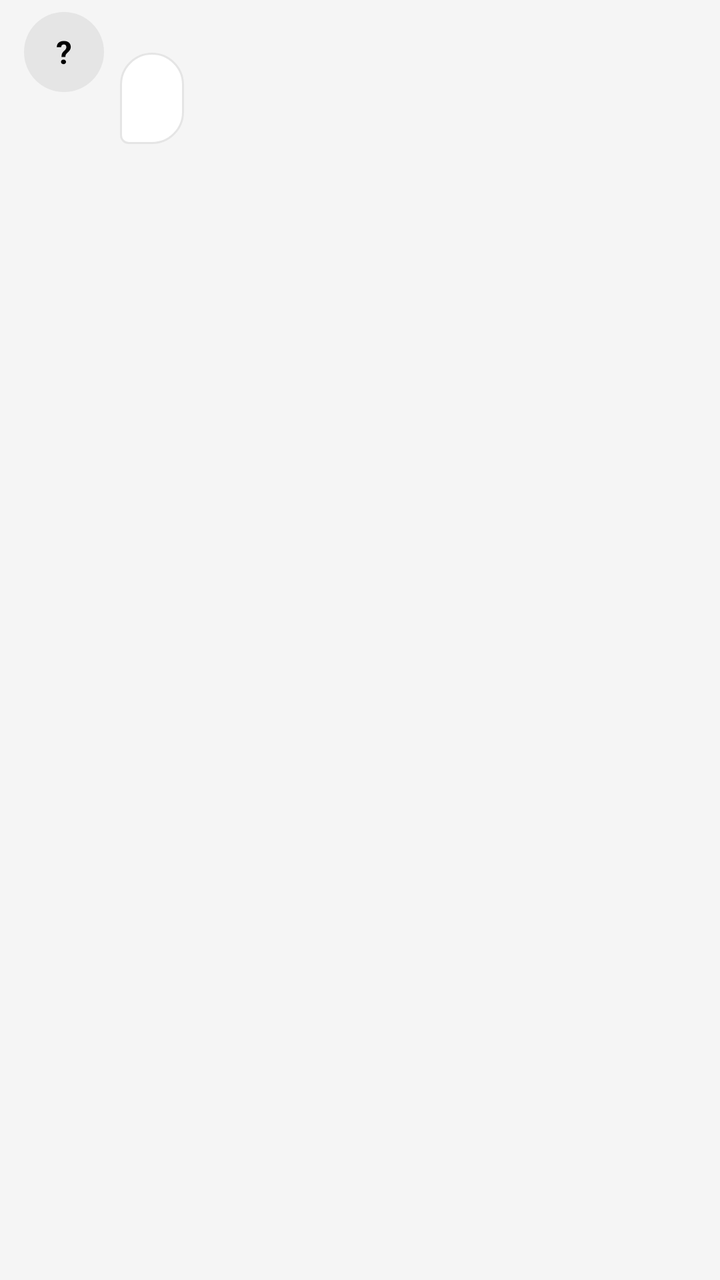
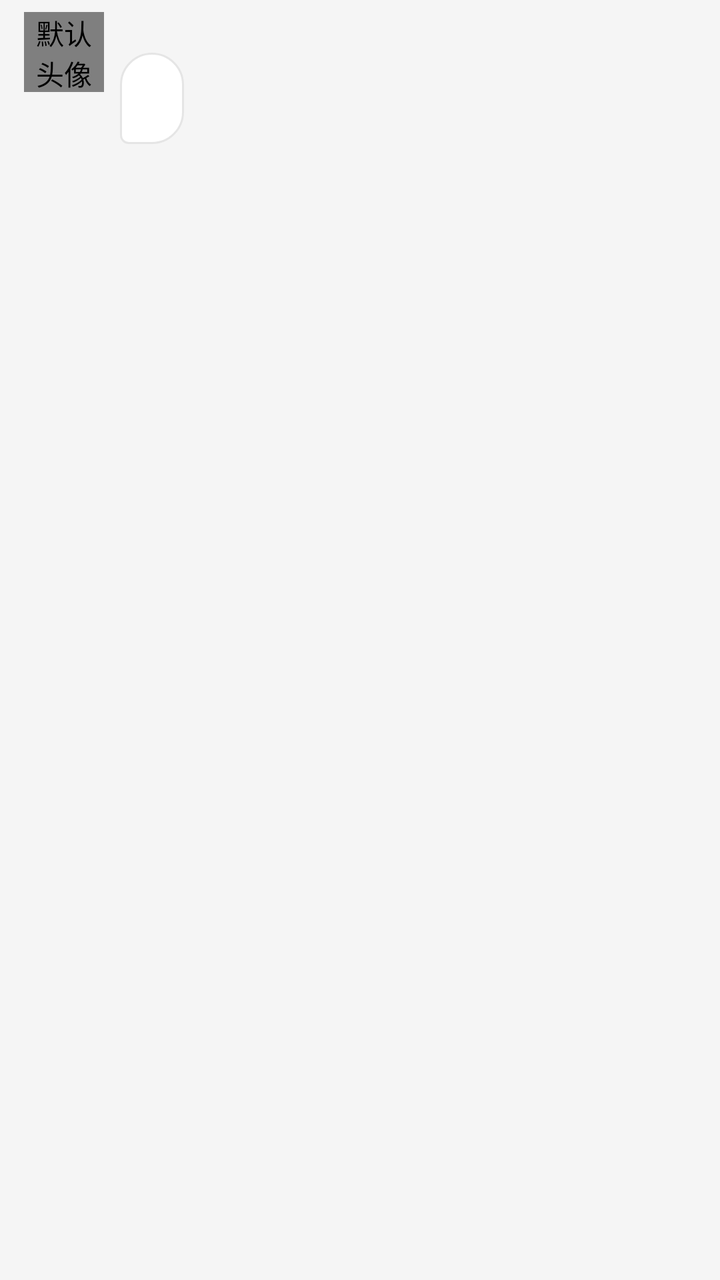

Before-and-after screenshots of an Android layout around one commit, followed by the original layout XML and the change that was made.
<!-- AndroidManifest.xml: application theme Theme.CoTalkProject -->
<!-- res/layout/item_message_other.xml -->
<?xml version="1.0" encoding="utf-8"?>
<LinearLayout xmlns:android="http://schemas.android.com/apk/res/android"
    android:layout_width="match_parent"
    android:layout_height="wrap_content"
    android:orientation="vertical"
    android:paddingStart="12dp"
    android:paddingEnd="12dp">

    <TextView
        android:id="@+id/tv_item_time"
        android:layout_width="match_parent"
        android:layout_height="wrap_content"
        android:layout_marginTop="10dp"
        android:gravity="center"
        android:textColor="@color/text_hint"
        android:textSize="12sp"
        android:visibility="gone" />

    <LinearLayout
        android:layout_width="match_parent"
        android:layout_height="wrap_content"
        android:layout_marginTop="6dp"
        android:orientation="horizontal">

        <TextView
            android:id="@+id/tv_avatar"
            android:layout_width="40dp"
            android:layout_height="40dp"
            android:background="@drawable/bg_avatar_circle"
            android:gravity="center"
            android:text="?"
            android:textColor="@color/text_primary"
            android:textSize="16sp"
            android:textStyle="bold" />

        <LinearLayout
            android:layout_width="wrap_content"
            android:layout_height="wrap_content"
            android:layout_marginStart="8dp"
            android:orientation="vertical">

            <TextView
                android:id="@+id/tv_name"
                android:layout_width="wrap_content"
                android:layout_height="wrap_content"
                android:maxWidth="260dp"
                android:singleLine="true"
                android:textColor="@color/text_hint"
                android:textSize="12sp" />

            <TextView
                android:id="@+id/tv_content"
                android:layout_width="wrap_content"
                android:layout_height="wrap_content"
                android:layout_marginTop="4dp"
                android:background="@drawable/bg_bubble_other"
                android:lineSpacingExtra="2dp"
                android:maxWidth="260dp"
                android:paddingStart="16dp"
                android:paddingTop="12dp"
                android:paddingEnd="16dp"
                android:paddingBottom="12dp"
                android:textColor="@color/text_primary"
                android:textSize="16sp" />
        </LinearLayout>
    </LinearLayout>

</LinearLayout>
<!-- resources referenced by this layout -->
<resources>
  <color name="text_hint">#FF999999</color>
  <color name="text_primary">#FF000000</color>
  <!-- drawable bg_avatar_circle (drawable) -->
  <?xml version="1.0" encoding="utf-8"?>
  <shape xmlns:android="http://schemas.android.com/apk/res/android"
      android:shape="oval">
      <solid android:color="@color/divider" />
  </shape>
  <!-- drawable bg_bubble_other (drawable) -->
  <?xml version="1.0" encoding="utf-8"?>
  <shape xmlns:android="http://schemas.android.com/apk/res/android"
      android:shape="rectangle">
      <solid android:color="@color/bubble_other" />
      <stroke
          android:width="1dp"
          android:color="@color/divider" />
      <corners
          android:topLeftRadius="16dp"
          android:topRightRadius="16dp"
          android:bottomLeftRadius="4dp"
          android:bottomRightRadius="16dp" />
  </shape>
  <style name="Theme.CoTalkProject" parent="Base.Theme.CoTalkProject" />
  <color name="divider">#FFE5E5E5</color>
  <color name="bubble_other">#FFFFFFFF</color>
  <style name="Base.Theme.CoTalkProject" parent="Theme.Material3.Light.NoActionBar">
          <item name="colorPrimary">@color/blue_ty</item>
          <item name="colorOnPrimary">@color/text_primary</item>
          <item name="colorSecondary">@color/blue_dark</item>
          <item name="colorOnSecondary">@color/text_primary</item>
          <item name="android:colorAccent">@color/blue_ty</item>
  
          <item name="android:windowBackground">@color/bg_page</item>
          <item name="android:statusBarColor">@color/blue_ty</item>
          <item name="android:navigationBarColor">@color/white</item>
          <item name="android:windowLightStatusBar">true</item>
          <item name="android:windowLightNavigationBar" tools:targetApi="o_mr1">true</item>
          <item name="android:forceDarkAllowed" tools:targetApi="q">false</item>
      </style>
  <color name="blue_ty">#FF66CCFF</color>
  <color name="blue_dark">#FF33B5E5</color>
  <color name="bg_page">#FFF5F5F5</color>
  <color name="white">#FFFFFFFF</color>
</resources>

<!-- the commit's change to res/layout/item_message_other.xml (unified diff, before → after) -->
@@ -22,16 +22,11 @@
         android:layout_marginTop="6dp"
         android:orientation="horizontal">
 
-        <TextView
+        <com.example.cotalkproject.ui.widget.AvatarView
             android:id="@+id/tv_avatar"
             android:layout_width="40dp"
             android:layout_height="40dp"
-            android:background="@drawable/bg_avatar_circle"
-            android:gravity="center"
-            android:text="?"
-            android:textColor="@color/text_primary"
-            android:textSize="16sp"
-            android:textStyle="bold" />
+            android:contentDescription="@string/avatar_default" />
 
         <LinearLayout
             android:layout_width="wrap_content"
<!-- resource entries referenced after the edit -->
@@ -2,12 +2,6 @@
 <resources>
   <color name="text_hint">#FF999999</color>
   <color name="text_primary">#FF000000</color>
-  <!-- drawable bg_avatar_circle (drawable) -->
-  <?xml version="1.0" encoding="utf-8"?>
-  <shape xmlns:android="http://schemas.android.com/apk/res/android"
-      android:shape="oval">
-      <solid android:color="@color/divider" />
-  </shape>
   <!-- drawable bg_bubble_other (drawable) -->
   <?xml version="1.0" encoding="utf-8"?>
   <shape xmlns:android="http://schemas.android.com/apk/res/android"
@@ -22,6 +16,7 @@
           android:bottomLeftRadius="4dp"
           android:bottomRightRadius="16dp" />
   </shape>
+  <string name="avatar_default">默认头像</string>
   <style name="Theme.CoTalkProject" parent="Base.Theme.CoTalkProject" />
   <color name="divider">#FFE5E5E5</color>
   <color name="bubble_other">#FFFFFFFF</color>
